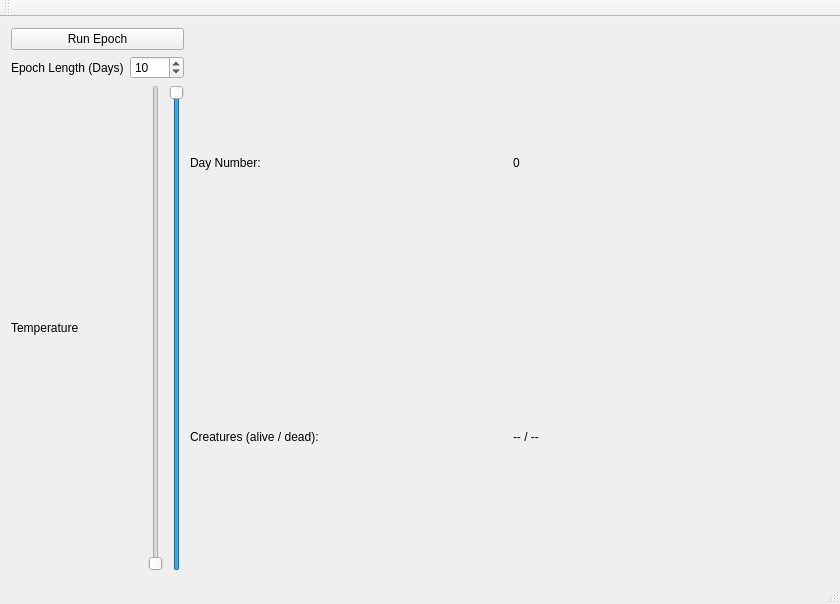
The window that ui/evolveui.ui (lobocv/Evolve) describes before a commit, drawn with Qt 5.
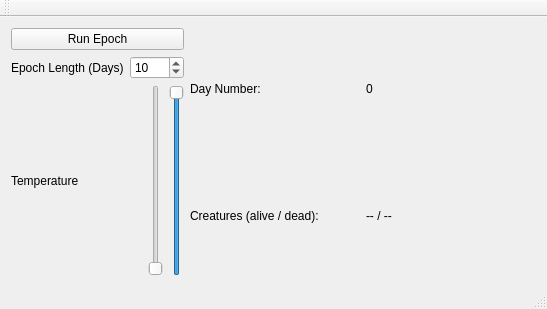
The same window after the commit.

Patch:
```diff
--- a/ui/evolveui.ui
+++ b/ui/evolveui.ui
@@ -6,8 +6,8 @@
    <rect>
     <x>0</x>
     <y>0</y>
-    <width>840</width>
-    <height>604</height>
+    <width>547</width>
+    <height>309</height>
    </rect>
   </property>
   <property name="windowTitle">
```
Left out of the diff: 2 changed lines with no effect on the pictures.
